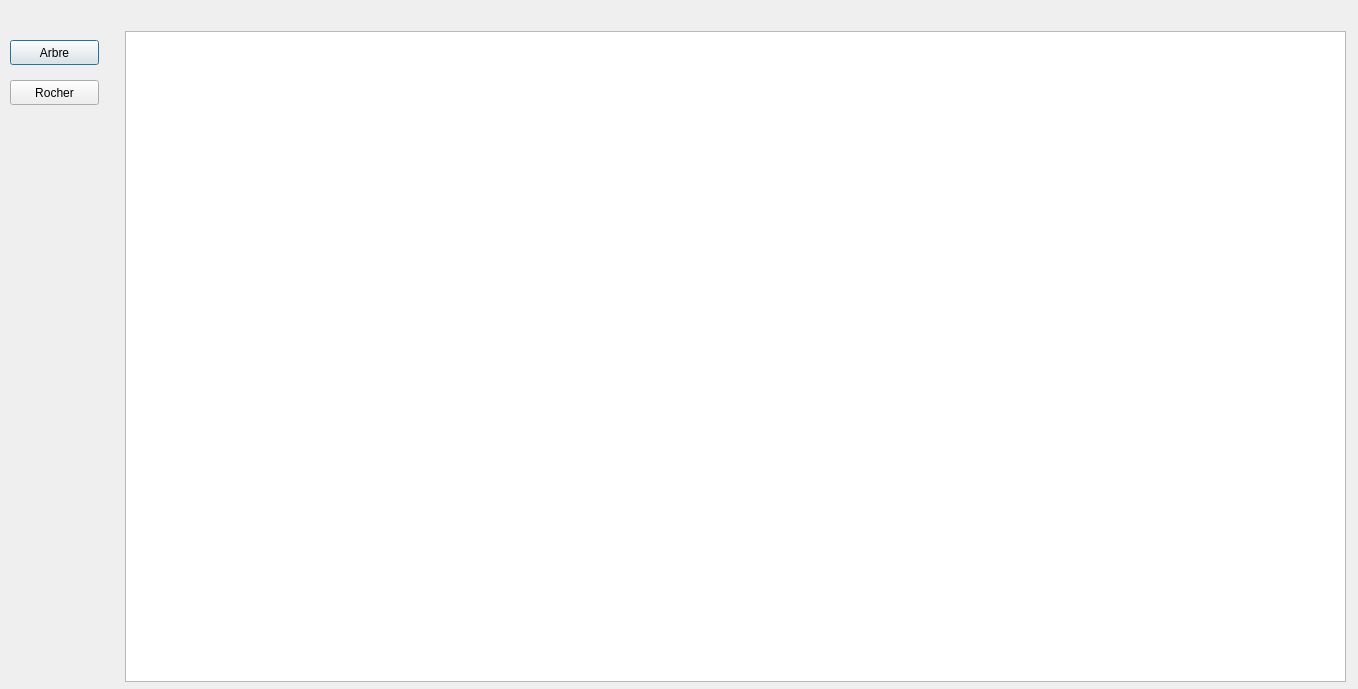
First picture: the form in dialog.ui, repository Poloschki/QT-Test-Repo, before the edit.
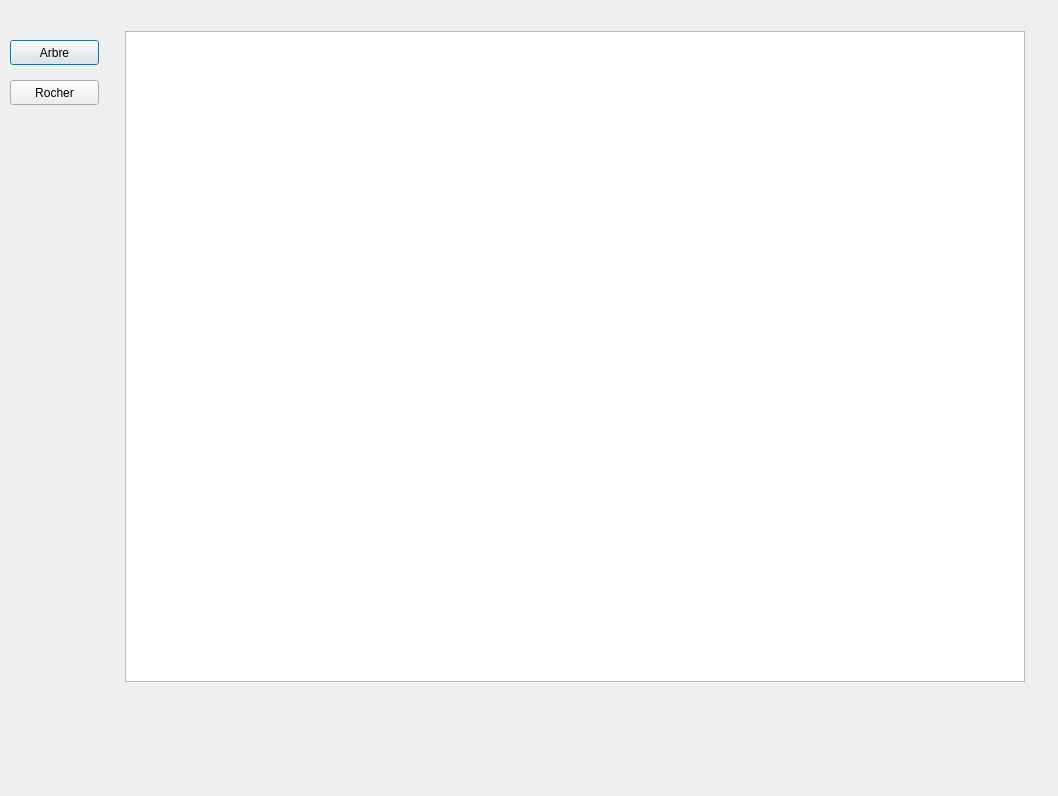
Second picture: the form after the edit.

What changed in the file:
```diff
--- a/dialog.ui
+++ b/dialog.ui
@@ -6,10 +6,16 @@
    <rect>
     <x>0</x>
     <y>0</y>
-    <width>1358</width>
-    <height>689</height>
+    <width>1058</width>
+    <height>796</height>
    </rect>
   </property>
+  <property name="maximumSize">
+   <size>
+    <width>1100</width>
+    <height>800</height>
+   </size>
+  </property>
   <property name="windowTitle">
    <string>Dialog</string>
   </property>
@@ -18,10 +24,16 @@
     <rect>
      <x>125</x>
      <y>31</y>
-     <width>1221</width>
+     <width>900</width>
      <height>651</height>
     </rect>
    </property>
+   <property name="maximumSize">
+    <size>
+     <width>1200</width>
+     <height>800</height>
+    </size>
+   </property>
    <property name="autoFillBackground">
     <bool>false</bool>
    </property>
```
